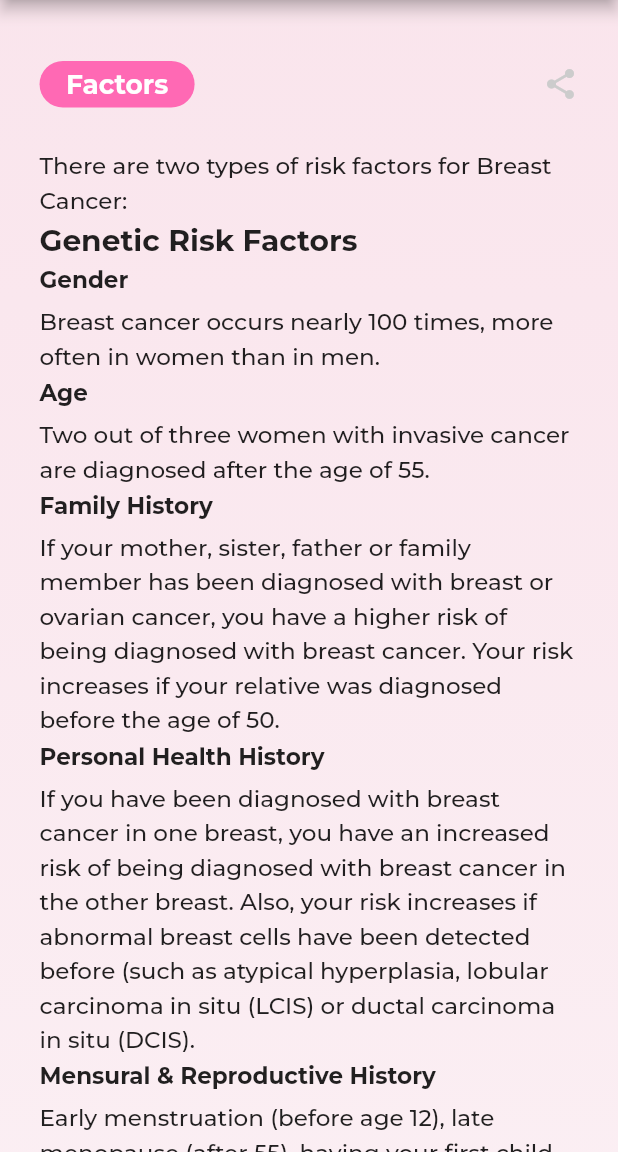
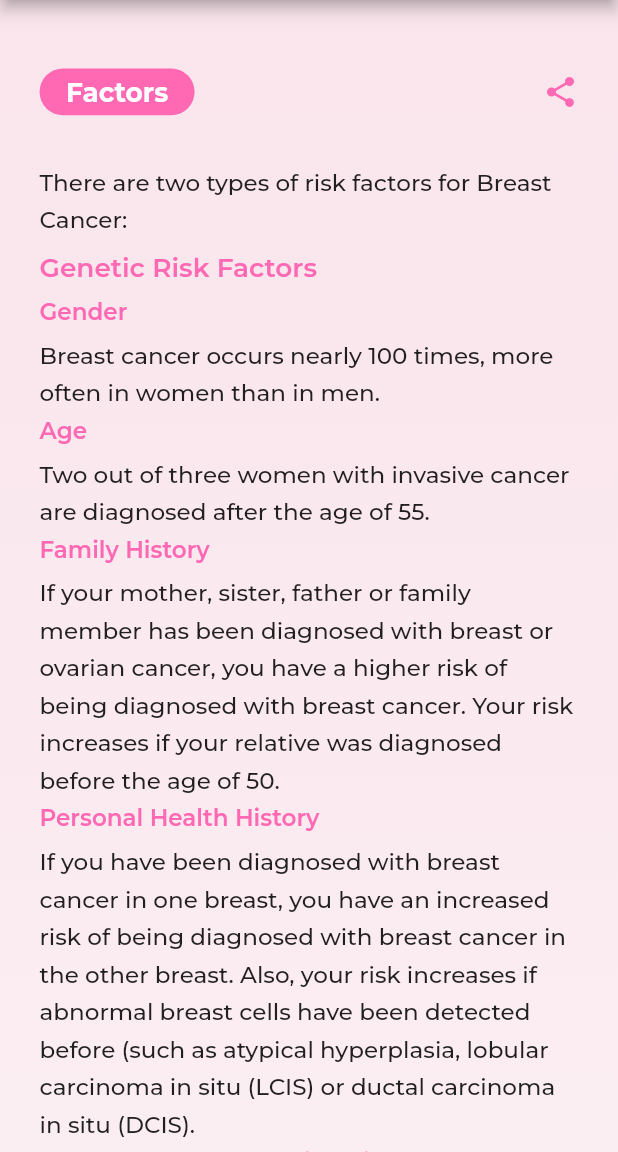
Before and after one commit to laibashaheeen/pink_ribbon, a Flutter app: the Factors screen opened directly, on a phone screen of 412 x 824 dp, the part 84-1236 px from its top. Run offline on Flutter 3.47's test engine with Material 2 defaults, Android fonts, the light colour scheme and no system bars; our stand-ins replace carousel_slider, dots_indicator, flutter_screenutil, google_fonts.

Commit message:
Education Screen in Process (Symptoms & Stages Screen done)

```diff
--- a/lib/views/educationpage/components/factors.dart
+++ b/lib/views/educationpage/components/factors.dart
@@ -36,7 +36,7 @@ class _FactorsState extends State<Factors> {
           crossAxisAlignment: CrossAxisAlignment.start,
           children: [
             SizedBox(
-              height: 40.h,
+              height: 45.h,
             ),
             Row(
               mainAxisAlignment: MainAxisAlignment.spaceBetween,
@@ -58,79 +58,79 @@ class _FactorsState extends State<Factors> {
                     onTap: () {},
                     child: Icon(
                       Icons.share,
-                      color: AppColors.kAppBarGrey,
+                      color: AppColors.kPrimary,
                     ))
               ],
             ),
-            SizedBox(height: 25.h),
+            SizedBox(height: 30.h),
             Text(
               "There are two types of risk factors for Breast Cancer:",
-              style: AppTypography.kLight14.copyWith(height: 1.5.h),
+              style: AppTypography.kLight14.copyWith(height: 1.6.h),
             ),
-            SizedBox(height: 5.h),
+            SizedBox(height: 10.h),
             Text(
               "Genetic Risk Factors",
-              style: AppTypography.kBold18,
+              style: AppTypography.kSemiBold16.copyWith(color: AppColors.kPrimary),
             ),
-            SizedBox(height: 5.h),
+            SizedBox(height: 10.h),
             Text(
               "Gender",
-              style: AppTypography.kBold14,
+              style: AppTypography.kSemiBold14.copyWith(color: AppColors.kPrimary),
             ),
             SizedBox(height: 5.h),
             Text(
               "Breast cancer occurs nearly 100 times, more often in women than in men.",
-              style: AppTypography.kLight14.copyWith(height: 1.5.h),
+              style: AppTypography.kLight14.copyWith(height: 1.6.h),
             ),
             SizedBox(height: 5.h),
             Text(
               "Age",
-              style: AppTypography.kBold14,
+              style: AppTypography.kSemiBold14.copyWith(color: AppColors.kPrimary),
             ),
             SizedBox(height: 5.h),
             Text(
               "Two out of three women with invasive cancer are diagnosed after the age of 55.",
-              style: AppTypography.kLight14.copyWith(height: 1.5.h),
+              style: AppTypography.kLight14.copyWith(height: 1.6.h),
             ),
             SizedBox(height: 5.h),
             Text(
               "Family History",
-              style: AppTypography.kBold14,
+              style: AppTypography.kSemiBold14.copyWith(color: AppColors.kPrimary),
             ),
             SizedBox(height: 5.h),
             Text(
               "If your mother, sister, father or family member has been diagnosed with breast or ovarian cancer, you have a higher risk of being diagnosed with breast cancer. Your risk increases if your relative was diagnosed before the age of 50.",
-              style: AppTypography.kLight14.copyWith(height: 1.5.h),
+              style: AppTypography.kLight14.copyWith(height: 1.6.h),
             ),
             SizedBox(height: 5.h),
             Text(
               "Personal Health History",
-              style: AppTypography.kBold14,
+              style: AppTypography.kSemiBold14.copyWith(color: AppColors.kPrimary),
             ),
             SizedBox(height: 5.h),
             Text(
               "If you have been diagnosed with breast cancer in one breast, you have an increased risk of being diagnosed with breast cancer in the other breast. Also, your risk increases if abnormal breast cells have been detected before (such as atypical hyperplasia, lobular carcinoma in situ (LCIS) or ductal carcinoma in situ (DCIS).",
-              style: AppTypography.kLight14.copyWith(height: 1.5.h),
+              style: AppTypography.kLight14.copyWith(height: 1.6.h),
             ),
             SizedBox(height: 5.h),
             Text(
               "Mensural & Reproductive History",
-              style: AppTypography.kBold14,
+              style: AppTypography.kSemiBold14.copyWith(color: AppColors.kPrimary),
             ),
             SizedBox(height: 5.h),
             Text(
               "Early menstruation (before age 12), late menopause (after 55), having your first child at an older age, or never given birth, can also increase your risk for breast cancer.",
-              style: AppTypography.kLight14.copyWith(height: 1.5.h),
+              style: AppTypography.kLight14.copyWith(height: 1.6.h),
             ),
             SizedBox(height: 5.h),
             Text(
               "Dense Breast Tissue",
-              style: AppTypography.kBold14,
+              style: AppTypography.kSemiBold14.copyWith(color: AppColors.kPrimary),
             ),
             SizedBox(height: 5.h),
             Text(
               "Having dense breast tissue can increase your risk for breast cancer and make lumps harder to detect. Be sure to ask your physician if you have dense breasts and what the implications of having dense breasts are.",
-              style: AppTypography.kLight14.copyWith(height: 1.5.h),
+              style: AppTypography.kLight14.copyWith(height: 1.6.h),
             ),
             SizedBox(height: 20.h),
             Divider(
@@ -138,91 +138,93 @@ class _FactorsState extends State<Factors> {
               color: AppColors.kGrey,
             ),
             SizedBox(height: 20.h),
+
             Text(
               "Environmental & Lifestyle Risk Factors",
-              style: AppTypography.kBold18,
+              style: AppTypography.kSemiBold16.copyWith(color: AppColors.kPrimary),
+
             ),
-            SizedBox(height: 5.h),
+            SizedBox(height: 10.h),
             Text(
               "Lack of Physical Activity",
-              style: AppTypography.kBold14,
+              style: AppTypography.kSemiBold14.copyWith(color: AppColors.kPrimary),
             ),
             SizedBox(height: 5.h),
             Text(
               "A sedentary lifestyle with little physical activity can increase your risk of breast cancer.",
-              style: AppTypography.kLight14.copyWith(height: 1.5.h),
+              style: AppTypography.kLight14.copyWith(height: 1.6.h),
             ),
             SizedBox(height: 5.h),
             Text(
               "Poor Diet",
-              style: AppTypography.kBold14,
+              style: AppTypography.kSemiBold14.copyWith(color: AppColors.kPrimary),
             ),
             SizedBox(height: 5.h),
             Text(
               "A diet high in saturated fat and lacking fruits and vegetables can increase your risk for breast cancer.",
-              style: AppTypography.kLight14.copyWith(height: 1.5.h),
+              style: AppTypography.kLight14.copyWith(height: 1.6.h),
             ),
             SizedBox(height: 5.h),
             Text(
               "Being Overweight or Obese",
-              style: AppTypography.kBold14,
+              style: AppTypography.kSemiBold14.copyWith(color: AppColors.kPrimary),
             ),
             SizedBox(height: 5.h),
             Text(
               "Being overweight or obese can increase the risk of breast cancer. Your risk is increased if you have already gone through menopause.",
-              style: AppTypography.kLight14.copyWith(height: 1.5.h),
+              style: AppTypography.kLight14.copyWith(height: 1.6.h),
             ),
             SizedBox(height: 5.h),
             Text(
               "Radiation on the Chest",
-              style: AppTypography.kBold14,
+              style: AppTypography.kSemiBold14.copyWith(color: AppColors.kPrimary),
             ),
             SizedBox(height: 5.h),
             Text(
               "Having radiation therapy to the chest before the age of 30 can increase your risk for breast cancer.",
-              style: AppTypography.kLight14.copyWith(height: 1.5.h),
+              style: AppTypography.kLight14.copyWith(height: 1.6.h),
             ),
             SizedBox(height: 5.h),
             Text(
               "Hormone Replacement Therapy",
-              style: AppTypography.kBold14,
+              style: AppTypography.kSemiBold14.copyWith(color: AppColors.kPrimary),
             ),
             SizedBox(height: 5.h),
             Text(
               "Taking combined hormone replacement therapy, as prescribed for menopause, can increase your risk for breast cancer and increase the risk that the cancer will be detected at a more advanced stage.",
-              style: AppTypography.kLight14.copyWith(height: 1.5.h),
+              style: AppTypography.kLight14.copyWith(height: 1.6.h),
             ),
             SizedBox(height: 5.h),
             Text(
               "Breastfeeding",
-              style: AppTypography.kBold14,
+              style: AppTypography.kSemiBold14.copyWith(color: AppColors.kPrimary),
             ),
             SizedBox(height: 5.h),
             Text(
               "Some studies suggest that breastfeeding may slightly lower breast cancer risk, especially if it is continued for 1½ to 2 years. One explanation for this effect may be that breastfeeding reduces a woman’s total number of lifetime menstrual cycles (similar to starting menstrual periods at a later age or going through early menopause).",
-              style: AppTypography.kLight14.copyWith(height: 1.5.h),
+              style: AppTypography.kLight14.copyWith(height: 1.6.h),
             ),
             SizedBox(height: 5.h),
             Text(
               "Smoking",
-              style: AppTypography.kBold14,
+              style: AppTypography.kSemiBold14.copyWith(color: AppColors.kPrimary),
             ),
             SizedBox(height: 5.h),
             Text(
               "Smoking causes several diseases and is linked to a higher risk of breast cancer in younger and premenopausal women. Research shows there may be a link between very heavy second-hand smoke exposure and breast cancer risk in postmenopausal women.",
-              style: AppTypography.kLight14.copyWith(height: 1.5.h),
+              style: AppTypography.kLight14.copyWith(height: 1.6.h),
             ),
             SizedBox(height: 5.h),
             Text(
               "Drinking Alcohol",
-              style: AppTypography.kBold14,
+              style: AppTypography.kSemiBold14.copyWith(color: AppColors.kPrimary),
             ),
             SizedBox(height: 5.h),
             Text(
               "Consumption of alcohol can increase your risk of breast cancer. The more alcohol you consume, the greater is the risk.",
-              style: AppTypography.kLight14.copyWith(height: 1.5.h),
+              style: AppTypography.kLight14.copyWith(height: 1.6.h),
             ),
-            SizedBox(height: 100.h),
+            SizedBox(height: 50.h),
             // Image.asset(AppAssets.kAlcohol),
           ],
         ),
--- a/lib/views/educationpage/education_page.dart
+++ b/lib/views/educationpage/education_page.dart
@@ -5,6 +5,8 @@ import 'package:pink_ribbon/data/typography.dart';
 import 'package:pink_ribbon/model/EducationModel.dart';
 import 'package:pink_ribbon/views/educationpage/components/EducationCard.dart';
 import 'package:pink_ribbon/views/educationpage/components/factors.dart';
+import 'package:pink_ribbon/views/educationpage/components/stages.dart';
+import 'package:pink_ribbon/views/educationpage/components/symptoms.dart';
 import 'package:pink_ribbon/views/educationpage/components/what_is_breast_cancer.dart';
 import 'package:pink_ribbon/views/landingpage/landing_page.dart';
 
@@ -20,6 +22,8 @@ class _EducationPageState extends State<EducationPage> {
   final Map<int, Widget> pageMap = {
     0: const BreastCancer(),
     1: const Factors(),
+    2: const Symptoms(),
+    3: const Stages(),
 
   };
 
```
Also changed, not shown: lib/views/educationpage/components/bullets.dart (added, +22 -0 lines), lib/views/educationpage/components/richtext.dart (added, +24 -0 lines), lib/views/educationpage/components/stages.dart (added, +196 -0 lines), lib/views/educationpage/components/symptoms.dart (added, +113 -0 lines), lib/views/educationpage/components/syptoms_bullets.dart (added, +18 -0 lines), lib/views/educationpage/components/what_is_breast_cancer.dart (+32 -32 lines).
